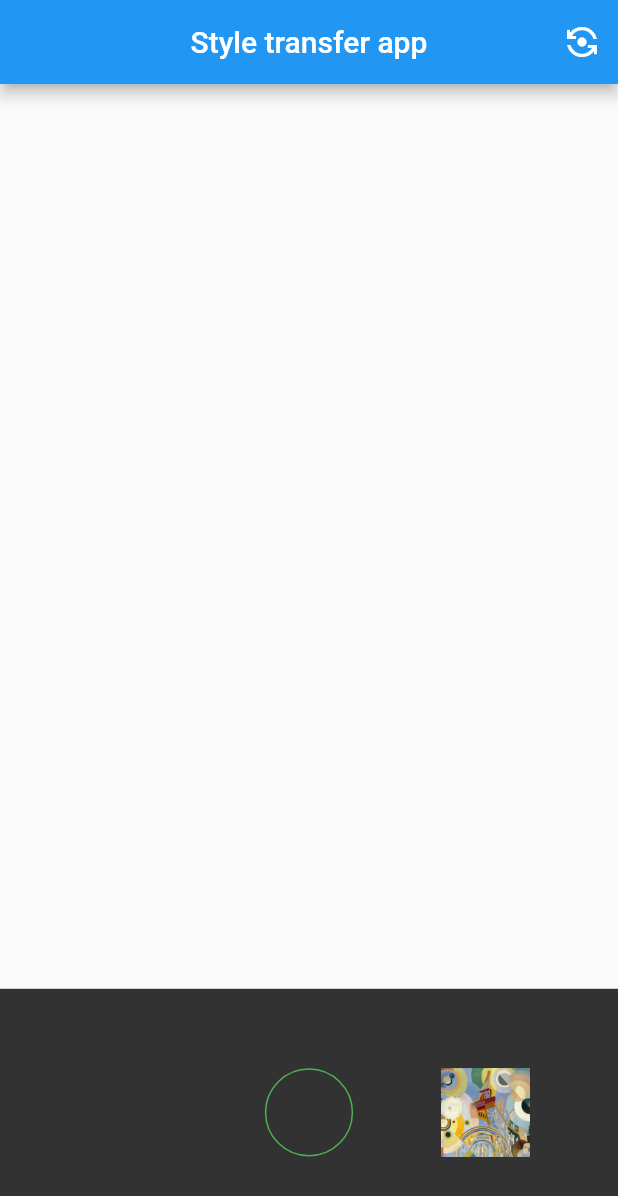
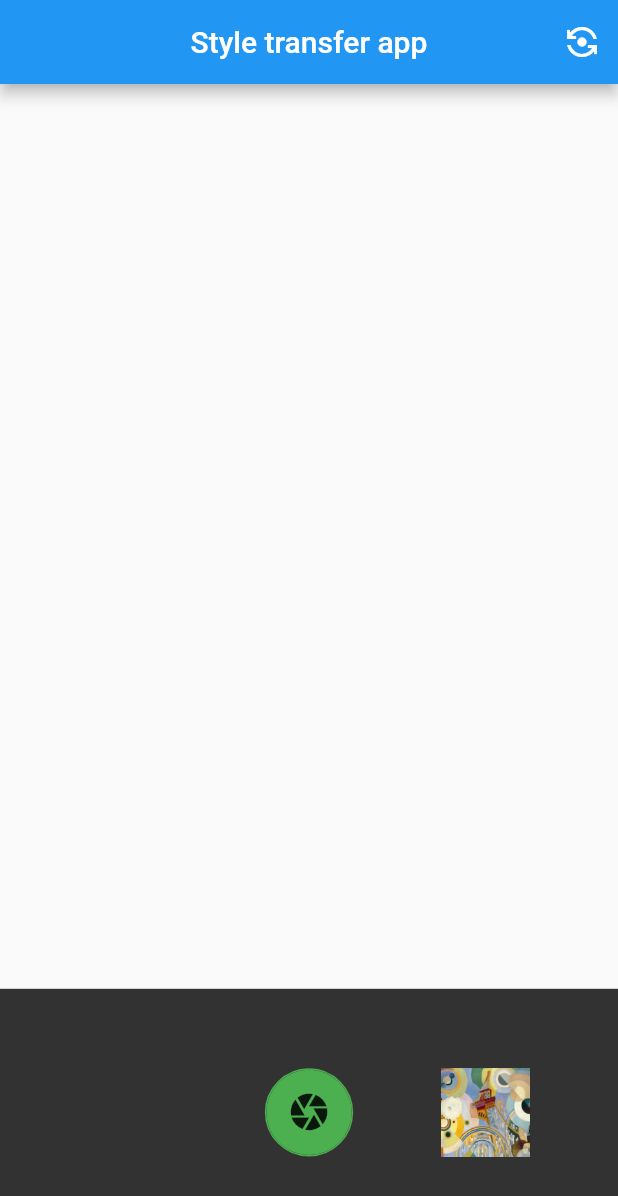
Before and after one commit to OsinValery/camera_effects, a Flutter app: the screen it shows after launch, on a phone screen of 412 x 824 dp. Shown: the top 1196 px of the screen. Run offline on Flutter 3.47's test engine with Material 2 defaults, Android fonts, the phone set to English and light mode, and no system bars; our stand-ins replace camera, equatable, file_picker, flutter_bloc, get_it, permission_handler; missing offline and left inert: tflite_flutter, tflite_style_transfer.

Commit message:
fixate main page

```diff
--- a/main_app/lib/pages/main_page/main_action_event.dart
+++ b/main_app/lib/pages/main_page/main_action_event.dart
@@ -9,3 +9,10 @@ class TakePhoteEvent extends MainActionEvent {}
 class RequestCameraPermissionEvent extends MainActionEvent {}
 
 class ChangeCameraEvent extends MainActionEvent {}
+
+class ZoomStartEvent extends MainActionEvent {}
+
+class ZoomingEvent extends MainActionEvent {
+  ZoomingEvent(this.zoom);
+  final num zoom;
+}
--- a/main_app/lib/pages/main_page/main_action_state.dart
+++ b/main_app/lib/pages/main_page/main_action_state.dart
@@ -16,6 +16,7 @@ class MainActionState extends Equatable {
     this.stylizedImage,
     this.useStyleFromAssets = true,
     this.cameraAvailable = false,
+    this.zoomLavel = 1,
   });
   final bool styleTransferRunned;
   final bool cameraAvailable;
@@ -25,6 +26,7 @@ class MainActionState extends Equatable {
   final bool useStyleFromAssets;
   final bool? cameraPermitted;
   final CameraMode cameraMode;
+  final num zoomLavel;
 
   @override
   List<Object?> get props => [
@@ -46,6 +48,7 @@ class MainActionState extends Equatable {
           bool? useStyleFromAssets,
           bool? cameraPermitted,
           CameraMode? cameraMode,
+          num? zoomLavel,
           bool? cameraAvailable}) =>
       MainActionState(
         cameraMode: cameraMode ?? this.cameraMode,
@@ -56,6 +59,7 @@ class MainActionState extends Equatable {
         useStyleFromAssets: useStyleFromAssets ?? this.useStyleFromAssets,
         cameraPermitted: cameraPermitted ?? this.cameraPermitted,
         cameraAvailable: cameraAvailable ?? this.cameraAvailable,
+        zoomLavel: zoomLavel ?? this.zoomLavel,
       );
 }
 
--- a/main_app/lib/pages/main_page/views/bottom_camera_menu.dart
+++ b/main_app/lib/pages/main_page/views/bottom_camera_menu.dart
@@ -44,6 +44,20 @@ class BottomMenu extends StatelessWidget {
       );
     }
 
+    Widget btnCenterWidget = btnState == CameraStateButtonState.photo
+        ? Container(
+            decoration: const BoxDecoration(
+              shape: BoxShape.circle,
+              color: Colors.green,
+            ),
+            width: iconsSide - 2,
+            height: iconsSide - 2,
+            child: Icon(Icons.camera, size: iconsSide / 2),
+          )
+        : btnState == CameraStateButtonState.cameraPlay
+            ? const Text('stop')
+            : const Text('start');
+
     return Container(
       color: const Color.fromARGB(204, 0, 0, 0),
       height: menuHeight,
@@ -60,6 +74,7 @@ class BottomMenu extends StatelessWidget {
             height: iconsSide,
             child: GestureDetector(
               onTap: () => context.read<MainActionBloc>().add(TakePhoteEvent()),
+              child: btnCenterWidget,
             ),
           ),
           styleImage,
--- a/main_app/lib/pages/main_page/views/camera_permitted_view.dart
+++ b/main_app/lib/pages/main_page/views/camera_permitted_view.dart
@@ -42,7 +42,19 @@ class CameraView extends StatelessWidget {
         ],
       ),
       body: Column(children: [
-        Expanded(child: Center(child: image)),
+        Expanded(
+          child: Center(
+            child: GestureDetector(
+              onScaleUpdate: (details) {
+                context.read<MainActionBloc>().add(ZoomingEvent(details.scale));
+              },
+              onScaleStart: (details) {
+                context.read<MainActionBloc>().add(ZoomStartEvent());
+              },
+              child: image,
+            ),
+          ),
+        ),
         BottomMenu(
           lastPicturePath: null,
           btnState: CameraStateButtonState.photo,
```
Also changed, not shown: main_app/lib/pages/main_page/main_action_bloc.dart (+17 -0 lines).
